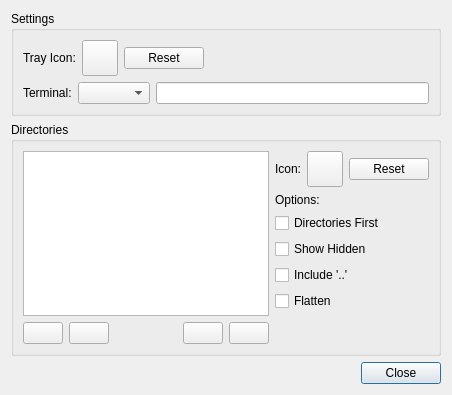
Above: sfbm/data/prefs.ui from kahu/sfbm before the change. Below: the same form after it.
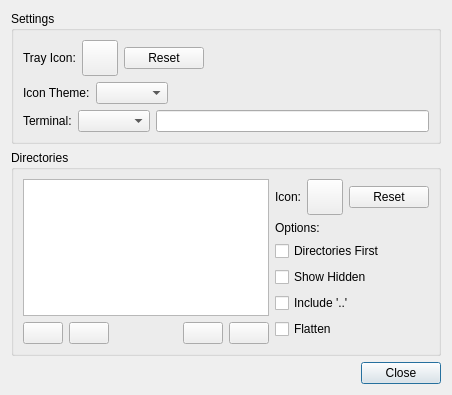
That is the form after the change. Icons and pictures are not drawn.

Commit message: Shitty icon theme selection.

```diff
--- a/sfbm/data/prefs.ui
+++ b/sfbm/data/prefs.ui
@@ -23,8 +23,6 @@
        </property>
        <layout class="QVBoxLayout" name="verticalLayout_2">
         <item>
-         <layout class="QVBoxLayout" name="settingsLayout">
-          <item>
            <layout class="QHBoxLayout" name="trayIconLayout">
             <item>
              <widget class="QLabel" name="trayiconLabel">
@@ -89,6 +87,33 @@
             </item>
            </layout>
           </item>
+        <item>
+         <layout class="QHBoxLayout" name="iconThemeLayout">
+          <item>
+           <widget class="QLabel" name="iconThemeLabel">
+            <property name="text">
+             <string>Icon Theme:</string>
+            </property>
+           </widget>
+          </item>
+          <item>
+           <widget class="QComboBox" name="iconThemeComboBox"/>
+          </item>
+          <item>
+           <spacer name="horizontalSpacer_3">
+            <property name="orientation">
+             <enum>Qt::Horizontal</enum>
+            </property>
+            <property name="sizeHint" stdset="0">
+             <size>
+              <width>40</width>
+              <height>20</height>
+             </size>
+            </property>
+           </spacer>
+          </item>
+         </layout>
+        </item>
           <item>
            <layout class="QHBoxLayout" name="terminalLayout">
             <item>
@@ -107,8 +132,6 @@
                <bool>true</bool>
               </property>
              </widget>
-            </item>
-           </layout>
           </item>
          </layout>
         </item>
```
Lines whose indentation alone changed are shown as unchanged. The commit also changes 3 other files.
